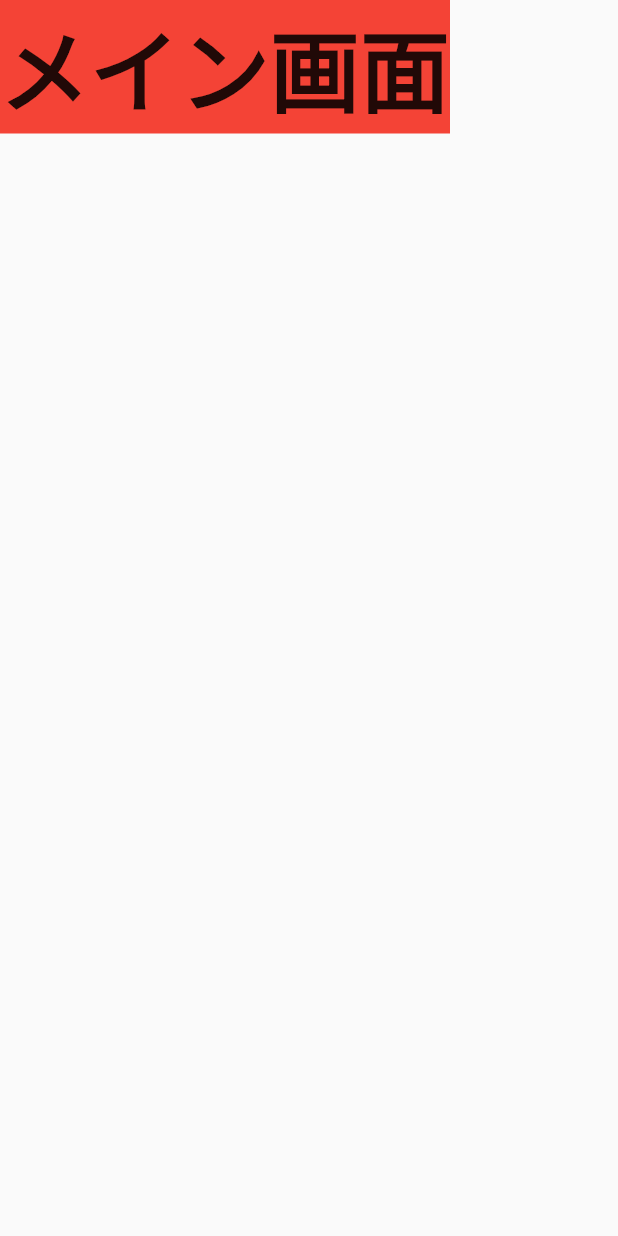
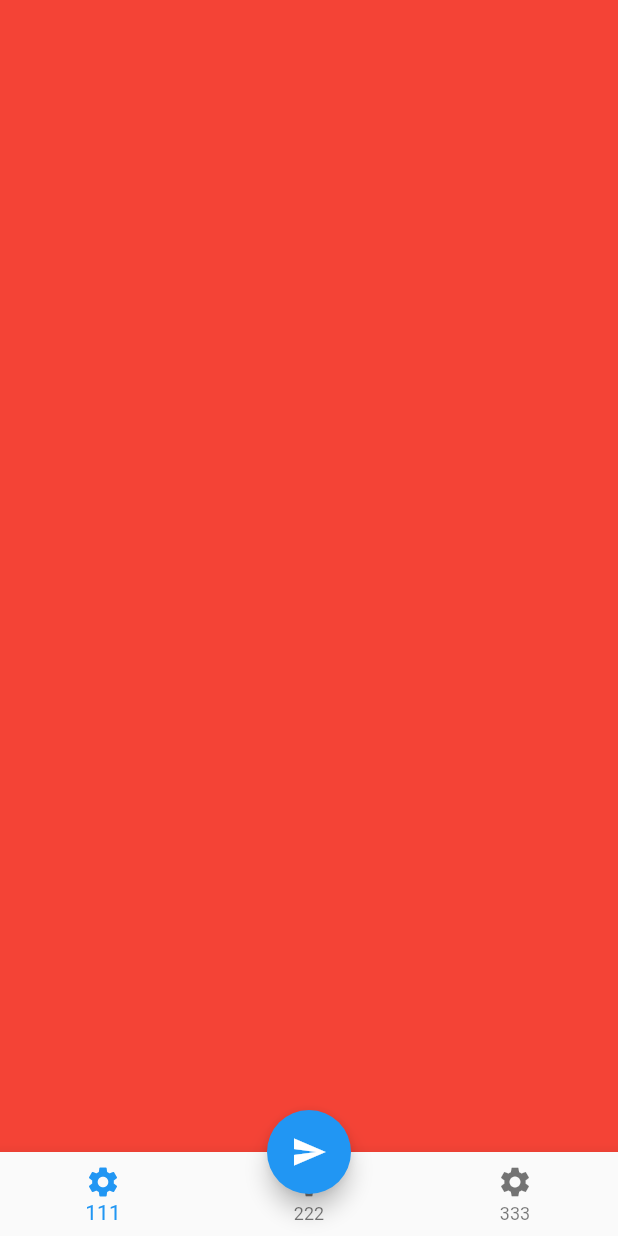
Before and after one commit to gadgelogger/aoharu, a Flutter app: the screen it shows after launch, after a tap on "ログイン", on a phone screen of 412 x 824 dp. Run offline on Flutter 3.47's test engine with Material 2 defaults, Android fonts, the phone set to English and light mode, and no system bars.

Commit message:
メイン画面に3つの紙芝居画面を実装

```diff
--- /dev/null
+++ b/lib/EmptyAppBar.dart
@@ -0,0 +1,14 @@
+import 'package:flutter/material.dart';
+
+/// 空のアプリバー
+class EmptyAppBar extends StatelessWidget implements PreferredSizeWidget {
+  @override
+  Widget build(BuildContext context) {
+    return Container(
+      color: Colors.transparent,
+    );
+  }
+
+  @override
+  Size get preferredSize => Size(0.0, 0.0);
+}
--- a/lib/login.dart
+++ b/lib/login.dart
@@ -69,7 +69,7 @@ class _LoginState extends State<Login> {
                 onPressed: () {
                   Navigator.push(
                     context,
-                    MaterialPageRoute(builder: (context) => const Main()),
+                    MaterialPageRoute(builder: (context) => Main()),
                   );
                 },
                 child: const Text('ログイン'),
--- a/lib/main_page.dart
+++ b/lib/main_page.dart
@@ -1,25 +1,75 @@
 import 'package:flutter/material.dart';
+import 'package:teamc/page1.dart';
+import 'package:teamc/page2.dart';
+import 'package:teamc/page3.dart';
 
+import 'EmptyAppBar.dart';
+
+// メイン画面
 class Main extends StatefulWidget {
-  const Main({Key? key}) : super(key: key);
+  Main() : super();
 
   @override
-  State<Main> createState() => _MainState();
+  _MainState createState() => _MainState();
 }
 
 class _MainState extends State<Main> {
 
+  // 選択中のボトムバーの値
+  int currentTabIndex = 0;
+
+  // タップした際の挙動
+  onTapped(int index) {
+    setState(() => currentTabIndex = index);
+  }
+
+  // 表示するページ一覧
+  List<Widget> pages = [
+    page1(),
+    page2(),
+    page3(),
+  ];
+
   @override
   Widget build(BuildContext context) {
+    // ボトムバー
+    List<BottomNavigationBarItem> bottomBars = [
+      const BottomNavigationBarItem(
+        icon: Icon(Icons.settings),
+        label: '111',
+      ),
+      const BottomNavigationBarItem(
+        icon: Icon(Icons.settings),
+        label: '222',
+      ),
+      const BottomNavigationBarItem(
+        icon: Icon(Icons.settings),
+        label: '333',
+      )
+    ];
+
     return Scaffold(
-        body: GestureDetector(
-      onTap: () => FocusManager.instance.primaryFocus?.unfocus(),
-      behavior: HitTestBehavior.opaque,
-      child: Container(
-        color: Colors.red,
-        child: Text('メイン画面', style: TextStyle(
-            fontSize: 60.0, fontWeight: FontWeight.bold),),
-      ),
-    ));
+        appBar: EmptyAppBar(),
+        body: IndexedStack(
+          index: currentTabIndex,
+          children: pages,
+        ),
+        floatingActionButtonLocation: FloatingActionButtonLocation.centerDocked,
+        floatingActionButton: FloatingActionButton(
+            backgroundColor: Colors.blue,
+            onPressed: () {
+              // TODO 投稿画面に画面遷移させる
+            },
+            child: const Icon(Icons.send)
+            // Icon(Icons.add),
+            ),
+        bottomNavigationBar: BottomNavigationBar(
+            onTap: (int index) {
+              if (index != 1) {
+                onTapped(index);
+              }
+            },
+            currentIndex: currentTabIndex,
+            items: bottomBars));
   }
 }
--- /dev/null
+++ b/lib/page1.dart
@@ -0,0 +1,18 @@
+import 'package:flutter/cupertino.dart';
+import 'package:flutter/material.dart';
+
+/// テストページ
+class page1 extends StatefulWidget {
+  @override
+  _StationInformationPageState createState() => _StationInformationPageState();
+}
+
+class _StationInformationPageState extends State<page1> {
+  @override
+  Widget build(BuildContext context) {
+    return Expanded(
+        child: Container(
+      color: Colors.red,
+    ));
+  }
+}
--- /dev/null
+++ b/lib/page2.dart
@@ -0,0 +1,18 @@
+import 'package:flutter/cupertino.dart';
+import 'package:flutter/material.dart';
+
+/// テストページ
+class page2 extends StatefulWidget {
+  @override
+  _StationInformationPageState createState() => _StationInformationPageState();
+}
+
+class _StationInformationPageState extends State<page2> {
+  @override
+  Widget build(BuildContext context) {
+    return Expanded(
+        child: Container(
+      color: Colors.green,
+    ));
+  }
+}
--- /dev/null
+++ b/lib/page3.dart
@@ -0,0 +1,18 @@
+import 'package:flutter/cupertino.dart';
+import 'package:flutter/material.dart';
+
+/// テストページ
+class page3 extends StatefulWidget {
+  @override
+  _StationInformationPageState createState() => _StationInformationPageState();
+}
+
+class _StationInformationPageState extends State<page3> {
+  @override
+  Widget build(BuildContext context) {
+    return Expanded(
+        child: Container(
+      color: Colors.blue,
+    ));
+  }
+}
```
